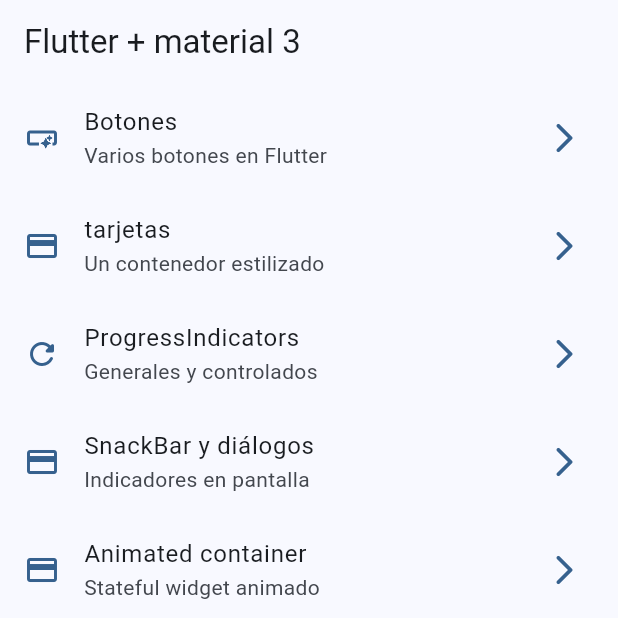
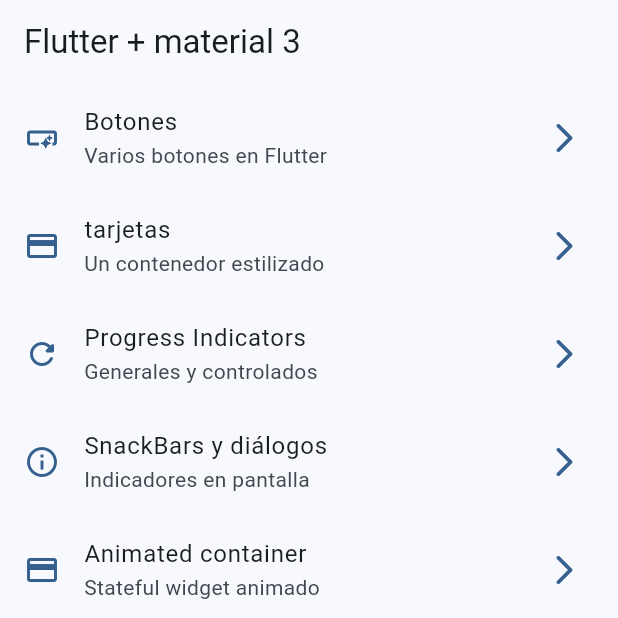
Before and after one commit to CesarAtehortuaCorrea/Widgets_app, a Flutter app: the screen it shows after launch, on a phone screen of 412 x 824 dp, the top half of it. Run offline on Flutter 3.47's test engine with Material 3 defaults, Android fonts, the phone set to English and light mode, and no system bars; our stand-ins replace go_router.

Commit message:
snackbars dialogs terminado

```diff
--- a/lib/config/menu/menu_items.dart
+++ b/lib/config/menu/menu_items.dart
@@ -31,17 +31,17 @@ const appMenuItems = <MenuItem>[
   ),
 
   MenuItem(
-    title: 'ProgressIndicators',
+    title: 'Progress Indicators',
     subTitle: 'Generales y controlados',
     link: '/progress',
     icon: Icons.refresh_rounded
   ),
 
   MenuItem(
-    title: 'SnackBar y diálogos',
+    title: 'SnackBars y diálogos',
     subTitle: 'Indicadores en pantalla',
-    link: '/snackbar',
-    icon: Icons.credit_card
+    link: '/snackbars',
+    icon: Icons.info_outline
   ),
 
   MenuItem(
--- a/lib/config/router/app_router.dart
+++ b/lib/config/router/app_router.dart
@@ -31,9 +31,9 @@ final appRouter = GoRouter(
     ),
 
     GoRoute(
-      path: '/snackbar',
-      name: SnackbarScreen.name,
-      builder: (context, state) => const SnackbarScreen(),
+      path: '/snackbars',
+      name: SnackbarsScreen.name,
+      builder: (context, state) => const SnackbarsScreen(),
     ),
 
      GoRoute(
--- a/lib/main.dart
+++ b/lib/main.dart
@@ -12,6 +12,7 @@ class MainApp extends StatelessWidget {
   @override
   Widget build(BuildContext context) {
     return MaterialApp.router(
+      title: 'Flutter widgets',
       routerConfig: appRouter,
       debugShowCheckedModeBanner: false,
       theme: AppTheme(selectedColor: 0).getTheme(),
```
Also changed, not shown: lib/config/presentation/screens/snackbar/snackbar_screen.dart (+63 -4 lines).
